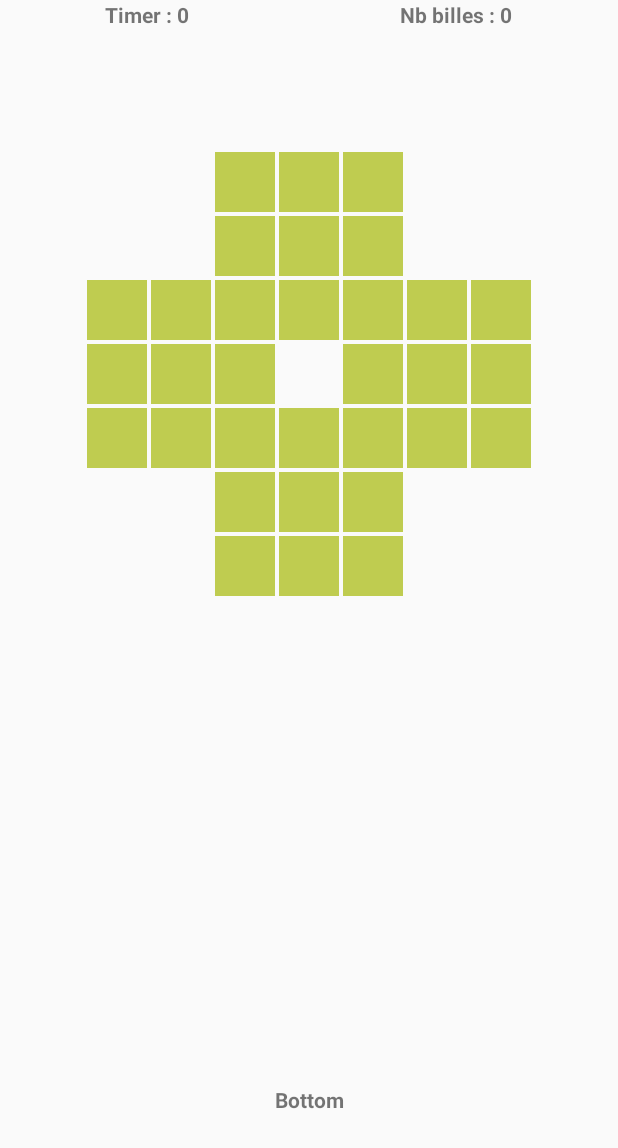
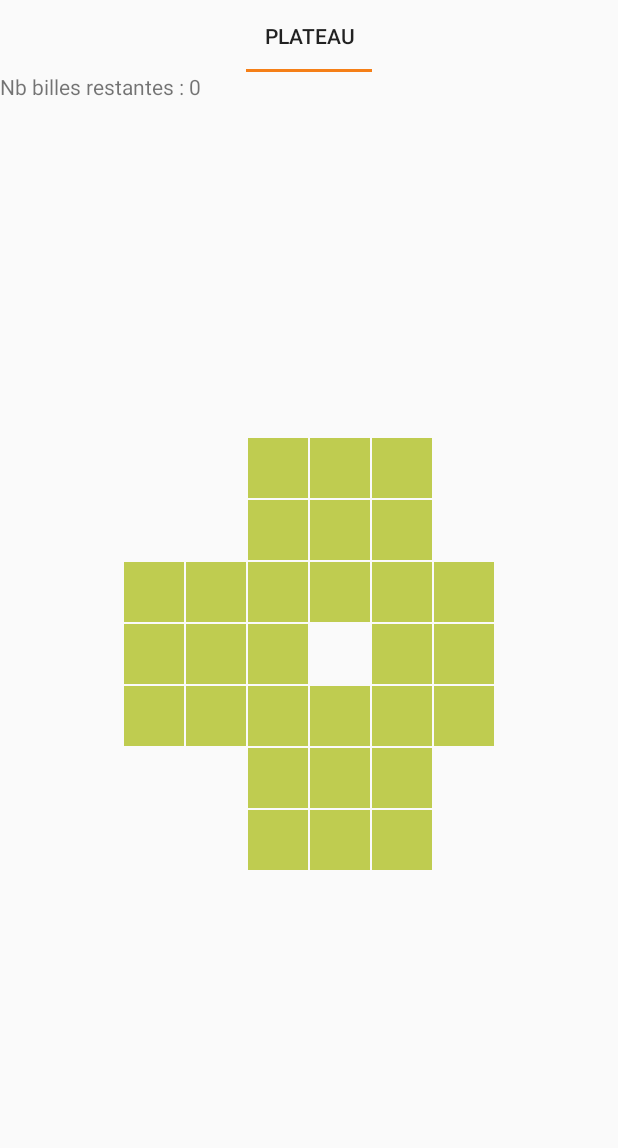
Before and after one commit to BastienLeduc/AndroidProject, an Android app: the screen it shows after launch (MainActivity), on a phone screen of 412 x 824 dp. Shown: the top 1148 px of the screen. Run offline under Robolectric (Android 15) with nearby library versions, the phone set to English and light mode, and no system bars; 2 statements that could not run were skipped.

Commit message:
Without Fragment

```diff
--- a/app/build.gradle
+++ b/app/build.gradle
@@ -25,4 +25,5 @@ dependencies {
     testImplementation 'junit:junit:4.12'
     androidTestImplementation 'com.android.support.test:runner:1.0.2'
     androidTestImplementation 'com.android.support.test.espresso:espresso-core:3.0.2'
+    implementation 'com.android.support:design:28.0.0'
 }
--- a/app/src/main/java/com/bldc/androidproject/Case.java
+++ b/app/src/main/java/com/bldc/androidproject/Case.java
@@ -1,61 +1,22 @@
 package com.bldc.androidproject;
 
-import android.annotation.SuppressLint;
-import android.os.Bundle;
-import android.support.annotation.NonNull;
-import android.support.annotation.Nullable;
-import android.support.v4.app.Fragment;
-import android.util.Log;
-import android.view.LayoutInflater;
-import android.view.View;
-import android.view.ViewGroup;
+import android.content.Context;
 import android.widget.ImageButton;
 
-@SuppressLint("ValidFragment")
-public class Case extends Fragment {
+public class Case extends android.support.v7.widget.AppCompatImageButton {
 
-    private ImageButton imgCase = null;
-    private boolean use;
-    private boolean state;
-    private boolean seleceted;
+    private Boolean state;
 
-    public Case(boolean use, boolean state) {
-        super();
-        this.use = use;
+    public Case(Context context, boolean state) {
+        super(context);
         this.state = state;
-        this.seleceted = false;
-
     }
 
-    @Override
-    public View onCreateView(@NonNull LayoutInflater inflater, @Nullable ViewGroup container, @Nullable Bundle savedInstanceState) {
-        View view = inflater.inflate(R.layout.fragment_case, container, false);
-        imgCase = (ImageButton) view.findViewById(R.id.imgcase);
-        if (!state) {
-            imgCase.setBackgroundColor(this.getContext().getResources().getColor(R.color.colorBack));
-        }
-        return view;
+    public Boolean getState() {
+        return state;
     }
 
-    @Override
-    public void onResume() {
-        super.onResume();
-        if(use) {
-            imgCase.setOnClickListener(new View.OnClickListener() {
-                @Override
-                public void onClick(View view) {
-                    imgCase.setBackgroundColor(view.getContext().getResources().getColor(R.color.colorAccent));
-                    seleceted = true;
-                }
-            });
-        }
-    }
-
-    public boolean isSeleceted() {
-        return seleceted;
-    }
-
-    public void setSeleceted(boolean seleceted) {
-        this.seleceted = seleceted;
+    public void setState(Boolean state) {
+        this.state = state;
     }
 }
--- a/app/src/main/java/com/bldc/androidproject/MainActivity.java
+++ b/app/src/main/java/com/bldc/androidproject/MainActivity.java
@@ -1,17 +1,13 @@
 package com.bldc.androidproject;
 
-import android.support.v4.app.FragmentTransaction;
+import android.os.Bundle;
+import android.support.design.widget.TabLayout;
+import android.support.v4.view.ViewPager;
 import android.support.v7.app.AppCompatActivity;
-import android.os.Bundle;
-import android.widget.GridLayout;
-
-import java.lang.reflect.Array;
-import java.util.ArrayList;
-import java.util.Arrays;
 
 public class MainActivity extends AppCompatActivity {
 
-    private Case[][] TabCase;
+    /*private Plateau[][] TabCase;
     private final int nbLigneCol = 7;
     private final int nbCase = (int) Math.pow(nbLigneCol, 2);
     Integer[] listValue = {0, 1, 5, 6};
@@ -19,18 +15,27 @@ public class MainActivity extends AppCompatActivity {
     private GridLayout gridCase = null;
     private int nbCoups;
     private int nbBilles;
+    static  public String BROADCAST = "";*/
+
+    private ViewPager viewPager = null;
+    private TabLayout tableLayout = null;
+    private SimpleFragmentPagerAdapter adapter;
+
 
     @Override
     protected void onCreate(Bundle savedInstanceState) {
         super.onCreate(savedInstanceState);
         setContentView(R.layout.activity_main);
-        TabCase = new Case[nbLigneCol][nbLigneCol];
+        /*TabCase = new Plateau[nbLigneCol][nbLigneCol];
         gridCase = (GridLayout) findViewById(R.id.gridCase);
         gridCase.setColumnCount(nbLigneCol);
         gridCase.setRowCount(nbLigneCol);
         createCase();
         nbCoups = 0;
-        nbBilles = 0;
+        nbBilles = 0;*/
+
+        viewPager = (ViewPager) findViewById(R.id.viewerPager);
+        tableLayout = (TabLayout) findViewById(R.id.tabs);
     }
 
     @Override
@@ -38,17 +43,26 @@ public class MainActivity extends AppCompatActivity {
         super.onResume();
     }
 
-    private void createCase() {
+    @Override
+    protected void onStart() {
+        super.onStart();
+        adapter = new SimpleFragmentPagerAdapter(this, getSupportFragmentManager());
+        viewPager.setOffscreenPageLimit(adapter.getCount()-1);
+        viewPager.setAdapter(adapter);
+        tableLayout.setupWithViewPager(viewPager);
+    }
+
+    /*private void createCase() {
         FragmentTransaction ft = getSupportFragmentManager().beginTransaction();
         for (int i = 0; i < nbLigneCol; i++) {
             for (int j = 0; j < nbLigneCol; j++) {
                 if (noneActivCase.contains(i) && noneActivCase.contains(j))
-                    TabCase[i][j] = new Case(false, false);
+                    TabCase[i][j] = new Plateau(false, false);
                 else {
                     if (i == Math.round(nbLigneCol / 2) && j == Math.round(nbLigneCol / 2)) {
-                        TabCase[i][j] = new Case(true, false);
+                        TabCase[i][j] = new Plateau(true, false);
                     } else
-                        TabCase[i][j] = new Case(true, true);
+                        TabCase[i][j] = new Plateau(true, true);
                     nbBilles++;
                 }
                 ft.add(R.id.gridCase, TabCase[i][j]);
@@ -77,4 +91,14 @@ public class MainActivity extends AppCompatActivity {
     private int getNbBilleReste() {
         return nbBilles;
     }
+
+    private BroadcastReceiver receiver = new BroadcastReceiver() {
+        @Override
+        public void onReceive(Context context, Intent intent) {
+            Bundle bundle = intent.getExtras();
+            if (bundle != null) {
+
+            }
+        }
+    };*/
 }
--- /dev/null
+++ b/app/src/main/java/com/bldc/androidproject/Plateau.java
@@ -0,0 +1,159 @@
+package com.bldc.androidproject;
+
+import android.annotation.SuppressLint;
+import android.os.Bundle;
+import android.support.annotation.NonNull;
+import android.support.annotation.Nullable;
+import android.support.v4.app.Fragment;
+import android.util.TypedValue;
+import android.view.LayoutInflater;
+import android.view.View;
+import android.view.ViewGroup;
+import android.widget.GridLayout;
+import android.widget.ImageButton;
+import android.widget.TextView;
+
+import java.util.ArrayList;
+import java.util.Arrays;
+import java.util.Objects;
+
+@SuppressLint("ValidFragment")
+public class Plateau extends Fragment {
+
+    private GridLayout plateau = null;
+    private TextView textViewScore = null;
+    private final int nbLigneCol = 7;
+    private final int nbCase = (int) Math.pow(nbLigneCol, 2);
+    Integer[] listValue = {0, 1, 5, 6};
+    private final ArrayList<Integer> noneActivCase = new ArrayList<Integer>(Arrays.asList(listValue));
+    private int nbCoups;
+    private int nbBilles;
+    private ImageButton[][] tabIm;
+
+    @Override
+    public View onCreateView(@NonNull LayoutInflater inflater, @Nullable ViewGroup container, @Nullable Bundle savedInstanceState) {
+        View view = inflater.inflate(R.layout.fragment_plateau, container, false);
+        plateau = (GridLayout) view.findViewById(R.id.plateau);
+        textViewScore = (TextView) view.findViewById(R.id.textViewScore);
+        createCase();
+        nbCoups = 0;
+        nbBilles = 0;
+        tabIm = new ImageButton[nbLigneCol][nbLigneCol];
+        return view;
+    }
+
+
+    private void createCase() {
+        plateau.setRowCount(nbLigneCol);
+        plateau.setColumnCount(nbLigneCol);
+
+        for (int i = 0; i < nbLigneCol; i++) {
+            for (int j = 0; j < nbLigneCol; j++) {
+                if (noneActivCase.contains(i) && noneActivCase.contains(j)) {
+                } else {
+                    final Case imB = new Case(getContext(), false);
+                    GridLayout.LayoutParams params = new GridLayout.LayoutParams();
+                    params.height = (int) TypedValue.applyDimension(TypedValue.COMPLEX_UNIT_DIP, 40, Objects.requireNonNull(getContext()).getResources().getDisplayMetrics());
+                    params.width = (int) TypedValue.applyDimension(TypedValue.COMPLEX_UNIT_DIP, 40, Objects.requireNonNull(getContext()).getResources().getDisplayMetrics());
+                    params.bottomMargin = (int) TypedValue.applyDimension(TypedValue.COMPLEX_UNIT_DIP, 1, Objects.requireNonNull(getContext()).getResources().getDisplayMetrics());
+                    params.leftMargin = (int) TypedValue.applyDimension(TypedValue.COMPLEX_UNIT_DIP, 1, Objects.requireNonNull(getContext()).getResources().getDisplayMetrics());
+                    params.rightMargin = (int) TypedValue.applyDimension(TypedValue.COMPLEX_UNIT_DIP, 1, Objects.requireNonNull(getContext()).getResources().getDisplayMetrics());
+                    params.topMargin = (int) TypedValue.applyDimension(TypedValue.COMPLEX_UNIT_DIP, 1, Objects.requireNonNull(getContext()).getResources().getDisplayMetrics());
+                    params.columnSpec = GridLayout.spec(i);
+                    params.rowSpec = GridLayout.spec(j);
+                    imB.setLayoutParams(params);
+                    final int finalI = i;
+                    final int finalJ = j;
+                    imB.setOnClickListener(new View.OnClickListener() {
+                        @Override
+                        public void onClick(View view) {
+                            imB.setBackgroundColor(view.getContext().getResources().getColor(R.color.colorPrimary));
+                            imB.setState(false);
+                            for (int i = 0; i < plateau.getChildCount(); i++) {
+                                if (verif(plateau, plateau.getChildAt(i))) {
+                                }
+                            }
+                            for (int i = 0; i < plateau.getChildCount(); i++) {
+                                if (plateau.getChildAt(i).isSelected() && imB.isSelected()) {
+                                }
+                            }
+                        }
+                    });
+                    if (i == Math.round(nbLigneCol / 2) && j == Math.round(nbLigneCol / 2)) {
+                        imB.setBackgroundColor(this.getContext().getResources().getColor(R.color.colorBack));
+                    } else {
+                        imB.setBackgroundColor(this.getContext().getResources().getColor(R.color.colorPrimaryDark));
+
+                    }
+                    tabIm[i][j] = imB;
+                    plateau.addView(imB);
+                }
+            }
+        }
+    }
+
+    public boolean verif(GridLayout plat, View v) {
+        for (int i = 0; i < plat.getChildCount(); i++) {
+            if (tabIm[(int) plat.getChildAt(i).getX()][(int) plat.getChildAt(i).getY() + 2] != null) {
+                Case c = (Case) tabIm[(int) plat.getChildAt(i).getX()][(int) plat.getChildAt(i).getY() + 2];
+                if (c.getState() == true) {
+                }
+            }
+            if (tabIm[(int) plat.getChildAt(i).getX() + 2][(int) plat.getChildAt(i).getY()] != null) {
+                Case c = (Case) tabIm[(int) plat.getChildAt(i).getX() + 2][(int) plat.getChildAt(i).getY() + 2];
+                if (c.getState() == true) {
+                }
+            }
+            if (tabIm[(int) plat.getChildAt(i).getX()-2][(int) plat.getChildAt(i).getY()] != null) {
+                Case c = (Case) tabIm[(int) plat.getChildAt(i).getX()-2][(int) plat.getChildAt(i).getY()];
+                if (c.getState() == true) {
+                }
+            }
+            if (tabIm[(int) plat.getChildAt(i).getX()][(int) plat.getChildAt(i).getY() + 2] != null) {
+                Case c = (Case) tabIm[(int) plat.getChildAt(i).getX()][(int) plat.getChildAt(i).getY() + 2];
+                if (c.getState() == true) {
+                }
+            }
+            if ((plat.getRowCount() < plat.getChildAt(i).getY() + 2 && plat.getColumnCount() < plat.getChildAt(i).getX()) &&
+                    (plat.getRowCount() < plat.getChildAt(i).getY() - 2 && plat.getColumnCount() < plat.getChildAt(i).getX()) &&
+                    (plat.getRowCount() < plat.getChildAt(i).getY() && plat.getColumnCount() < plat.getChildAt(i).getX() + 2) &&
+                    (plat.getRowCount() < plat.getChildAt(i).getY() && plat.getColumnCount() < plat.getChildAt(i).getX() - 2)) {
+
+            }
+        }
+        if ((plat.getRowCount() < v.getY() + 2 && plat.getColumnCount() < v.getX()) &&
+                (plat.getRowCount() < v.getY() - 2 && plat.getColumnCount() < v.getX()) &&
+                (plat.getRowCount() < v.getY() && plat.getColumnCount() < v.getX() + 2) &&
+                (plat.getRowCount() < v.getY() && plat.getColumnCount() < v.getX() - 2)) {
+            return true;
+        } else return false;
+
+    }
+
+    @Override
+    public void onResume() {
+        super.onResume();
+        textViewScore.setText("Nb billes restantes : " + nbBilles);
+    }
+
+    private boolean playOneBall(GridLayout plat, int x1, int y1, int x2, int y2) {
+        int valMidX = (x1 + x2) / 2;
+        int valMidY = (y1 + y2) / 2;
+        if ((x1 == x2 && Math.abs(y1 - y2) == 2) || (y1 == y2 && Math.abs(x1 - x2) == 2)) {
+            for (int i = 0; i < plat.getChildCount(); i++) {
+                if (plat.getChildAt(i).getX() == x1 && plat.getChildAt(i).getY() == y1) {
+                    plat.getChildAt(i).setActivated(false);
+                }
+                if (plat.getChildAt(i).getX() == x2 && plat.getChildAt(i).getY() == y2) {
+                    plat.getChildAt(i).setActivated(false);
+                }
+                if (plat.getChildAt(i).getX() == valMidX && plat.getChildAt(i).getY() == valMidY) {
+                    plat.getChildAt(i).setBackgroundColor(this.getContext().getResources().getColor(R.color.colorPrimary));
+                }
+            }
+            nbCoups++;
+            nbBilles--;
+            return true;
+        } else return false;
+    }
+}
--- /dev/null
+++ b/app/src/main/java/com/bldc/androidproject/SimpleFragmentPagerAdapter.java
@@ -0,0 +1,39 @@
+package com.bldc.androidproject;
+
+import android.content.Context;
+import android.support.annotation.Nullable;
+import android.support.v4.app.Fragment;
+import android.support.v4.app.FragmentManager;
+import android.support.v4.app.FragmentPagerAdapter;
+
+public class SimpleFragmentPagerAdapter extends FragmentPagerAdapter {
+
+    private Context context;
+
+    public SimpleFragmentPagerAdapter(Context context, FragmentManager fm){
+        super(fm);
+        this.context = context;
+    }
+
+    @Override
+    public Fragment getItem(int position) {
+        switch (position) {
+            case 0: return new Plateau();
+            default: return null;
+        }
+    }
+
+    @Override
+    public int getCount() {
+        return 1;
+    }
+
+    @Nullable
+    @Override
+    public CharSequence getPageTitle(int position) {
+        switch (position) {
+            case 0: return "Plateau";
+            default: return null;
+        }
+    }
+}
--- a/app/src/main/res/layout/activity_main.xml
+++ b/app/src/main/res/layout/activity_main.xml
@@ -3,58 +3,19 @@
     xmlns:app="http://schemas.android.com/apk/res-auto"
     android:layout_width="match_parent"
     android:layout_height="match_parent"
-    android:layout_gravity="center"
-    android:focusableInTouchMode="true"
     android:orientation="vertical">
     tools:context=".MainActivity">
 
-    <LinearLayout
+    <android.support.design.widget.TabLayout
+        android:id="@+id/tabs"
         android:layout_width="match_parent"
-        android:layout_height="wrap_content"
-        android:layout_weight="1">
+        android:layout_height="wrap_content">
+    </android.support.design.widget.TabLayout>
 
-        <TextView
-            android:layout_width="wrap_content"
-            android:layout_height="match_parent"
-            android:layout_weight="1"
-            android:text="Timer : 0"
-            android:textAlignment="center"
-            android:textStyle="bold"></TextView>
-
-        <TextView
-            android:layout_width="wrap_content"
-            android:layout_height="match_parent"
-            android:layout_weight="1"
-            android:text="Nb billes : 0"
-            android:textAlignment="center"
-            android:textStyle="bold"></TextView>
-    </LinearLayout>
-
-    <LinearLayout
+    <android.support.v4.view.ViewPager
+        android:id="@+id/viewerPager"
         android:layout_width="match_parent"
-        android:layout_height="wrap_content"
-        android:layout_weight="4"
-        android:orientation="vertical">
-
-        <GridLayout
-            android:id="@+id/gridCase"
-            android:layout_width="wrap_content"
-            android:layout_height="wrap_content"
-            android:layout_gravity="center"></GridLayout>
-    </LinearLayout>
-
-    <LinearLayout
-        android:layout_width="match_parent"
-        android:layout_height="wrap_content"
-        android:layout_weight="1">
-
-        <TextView
-            android:layout_width="match_parent"
-            android:layout_height="match_parent"
-            android:text="Bottom"
-            android:textAlignment="center"
-            android:textStyle="bold"></TextView>
-
-    </LinearLayout>
+        android:layout_height="match_parent">
+    </android.support.v4.view.ViewPager>
 
 </LinearLayout>
--- a/app/src/main/res/layout/fragment_case.xml
+++ /dev/null
@@ -1,14 +0,0 @@
-<FrameLayout xmlns:android="http://schemas.android.com/apk/res/android"
-    xmlns:app="http://schemas.android.com/apk/res-auto"
-    xmlns:tools="http://schemas.android.com/tools"
-    android:layout_width="match_parent"
-    android:layout_height="match_parent">
-
-    <ImageButton
-        android:id="@+id/imgcase"
-        android:layout_width="40dp"
-        android:layout_height="40dp"
-        android:layout_margin="1dp"
-        android:background="@color/colorPrimaryDark" />
-
-</FrameLayout>
--- /dev/null
+++ b/app/src/main/res/layout/fragment_plateau.xml
@@ -0,0 +1,20 @@
+<FrameLayout xmlns:android="http://schemas.android.com/apk/res/android"
+    xmlns:app="http://schemas.android.com/apk/res-auto"
+    xmlns:tools="http://schemas.android.com/tools"
+    android:layout_width="match_parent"
+    android:layout_height="match_parent">
+
+    <TextView
+        android:id="@+id/textViewScore"
+        android:layout_width="match_parent"
+        android:layout_height="wrap_content"></TextView>
+
+    <GridLayout
+        android:id="@+id/plateau"
+        android:layout_width="wrap_content"
+        android:layout_height="wrap_content"
+        android:layout_gravity="center"
+        android:layout_margin="1dp"
+        android:background="@color/colorBack" />
+
+</FrameLayout>
--- a/app/src/main/res/values/colors.xml
+++ b/app/src/main/res/values/colors.xml
@@ -3,5 +3,6 @@
     <color name="colorPrimary">#f4ff81</color>
     <color name="colorPrimaryDark">#bfcc50</color>
     <color name="colorAccent">#f57f17</color>
+    <color name="color2">#b22222</color>
     <color name="colorBack">#fafafa</color>
 </resources>
```
